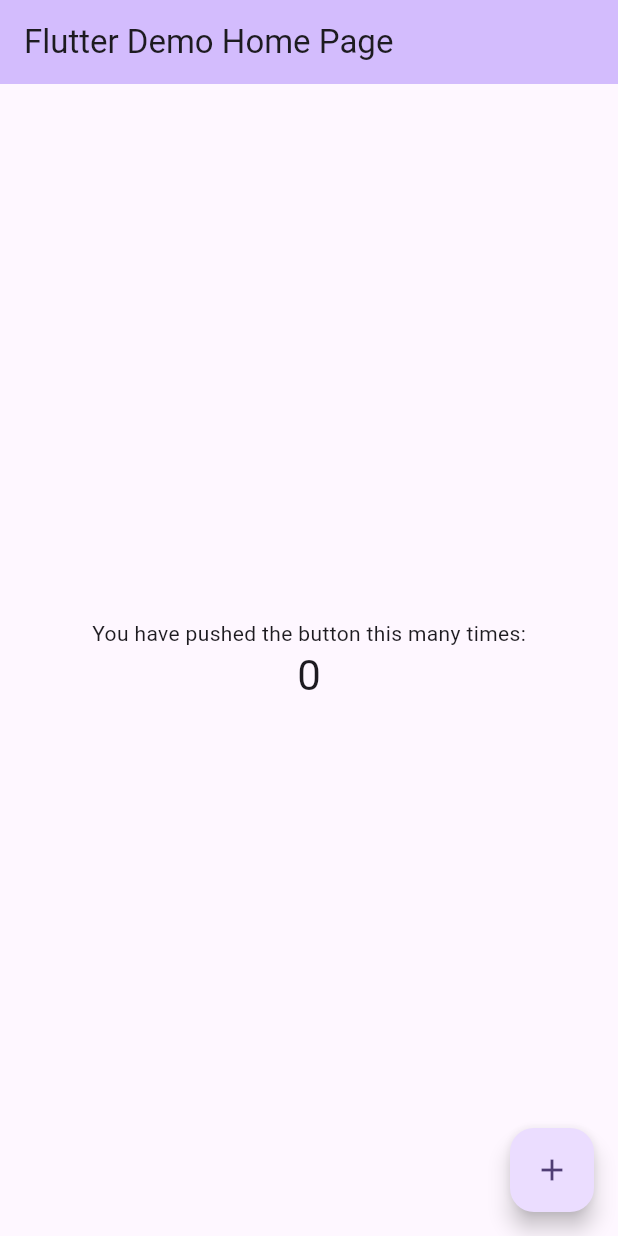
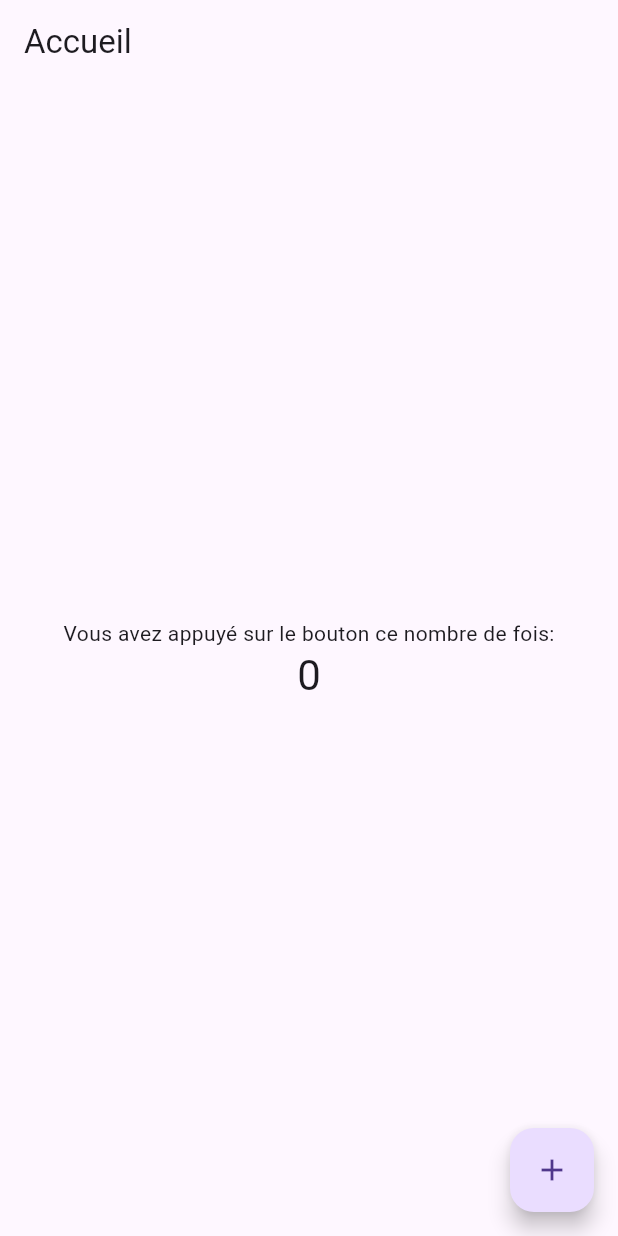
Before and after one commit to benSchalom/MSM, a Flutter app: the screen it shows after launch, on a phone screen of 412 x 824 dp. Run offline on Flutter 3.47's test engine with Material 3 defaults, Android fonts, the phone set to English and light mode, and no system bars.

Commit message:
Configuratio structure frontEnd

```diff
--- a/frontend/lib/main.dart
+++ b/frontend/lib/main.dart
@@ -5,48 +5,23 @@ void main() {
 }
 
 class MyApp extends StatelessWidget {
-  const MyApp({super.key});
+  const MyApp({Key? key}) : super(key: key);
 
-  // This widget is the root of your application.
   @override
   Widget build(BuildContext context) {
     return MaterialApp(
-      title: 'Flutter Demo',
+      title: 'Ma Première Application',
       theme: ThemeData(
-        // This is the theme of your application.
-        //
-        // TRY THIS: Try running your application with "flutter run". You'll see
-        // the application has a purple toolbar. Then, without quitting the app,
-        // try changing the seedColor in the colorScheme below to Colors.green
-        // and then invoke "hot reload" (save your changes or press the "hot
-        // reload" button in a Flutter-supported IDE, or press "r" if you used
-        // the command line to start the app).
-        //
-        // Notice that the counter didn't reset back to zero; the application
-        // state is not lost during the reload. To reset the state, use hot
-        // restart instead.
-        //
-        // This works for code too, not just values: Most code changes can be
-        // tested with just a hot reload.
-        colorScheme: ColorScheme.fromSeed(seedColor: Colors.deepPurple),
-        useMaterial3: true,
+        primarySwatch: Colors.blue,
+        visualDensity: VisualDensity.adaptivePlatformDensity,
       ),
-      home: const MyHomePage(title: 'Flutter Demo Home Page'),
+      home: const MyHomePage(title: 'Accueil'),
     );
   }
 }
 
 class MyHomePage extends StatefulWidget {
-  const MyHomePage({super.key, required this.title});
-
-  // This widget is the home page of your application. It is stateful, meaning
-  // that it has a State object (defined below) that contains fields that affect
-  // how it looks.
-
-  // This class is the configuration for the state. It holds the values (in this
-  // case the title) provided by the parent (in this case the App widget) and
-  // used by the build method of the State. Fields in a Widget subclass are
-  // always marked "final".
+  const MyHomePage({Key? key, required this.title}) : super(key: key);
 
   final String title;
 
@@ -59,54 +34,22 @@ class _MyHomePageState extends State<MyHomePage> {
 
   void _incrementCounter() {
     setState(() {
-      // This call to setState tells the Flutter framework that something has
-      // changed in this State, which causes it to rerun the build method below
-      // so that the display can reflect the updated values. If we changed
-      // _counter without calling setState(), then the build method would not be
-      // called again, and so nothing would appear to happen.
       _counter++;
     });
   }
 
   @override
   Widget build(BuildContext context) {
-    // This method is rerun every time setState is called, for instance as done
-    // by the _incrementCounter method above.
-    //
-    // The Flutter framework has been optimized to make rerunning build methods
-    // fast, so that you can just rebuild anything that needs updating rather
-    // than having to individually change instances of widgets.
     return Scaffold(
       appBar: AppBar(
-        // TRY THIS: Try changing the color here to a specific color (to
-        // Colors.amber, perhaps?) and trigger a hot reload to see the AppBar
-        // change color while the other colors stay the same.
-        backgroundColor: Theme.of(context).colorScheme.inversePrimary,
-        // Here we take the value from the MyHomePage object that was created by
-        // the App.build method, and use it to set our appbar title.
         title: Text(widget.title),
       ),
       body: Center(
-        // Center is a layout widget. It takes a single child and positions it
-        // in the middle of the parent.
         child: Column(
-          // Column is also a layout widget. It takes a list of children and
-          // arranges them vertically. By default, it sizes itself to fit its
-          // children horizontally, and tries to be as tall as its parent.
-          //
-          // Column has various properties to control how it sizes itself and
-          // how it positions its children. Here we use mainAxisAlignment to
-          // center the children vertically; the main axis here is the vertical
-          // axis because Columns are vertical (the cross axis would be
-          // horizontal).
-          //
-          // TRY THIS: Invoke "debug painting" (choose the "Toggle Debug Paint"
-          // action in the IDE, or press "p" in the console), to see the
-          // wireframe for each widget.
           mainAxisAlignment: MainAxisAlignment.center,
           children: <Widget>[
             const Text(
-              'You have pushed the button this many times:',
+              'Vous avez appuyé sur le bouton ce nombre de fois:',
             ),
             Text(
               '$_counter',
@@ -117,9 +60,9 @@ class _MyHomePageState extends State<MyHomePage> {
       ),
       floatingActionButton: FloatingActionButton(
         onPressed: _incrementCounter,
-        tooltip: 'Increment',
+        tooltip: 'Incrémenter',
         child: const Icon(Icons.add),
-      ), // This trailing comma makes auto-formatting nicer for build methods.
+      ),
     );
   }
 }
```
Also changed, not shown: 5 other files.
